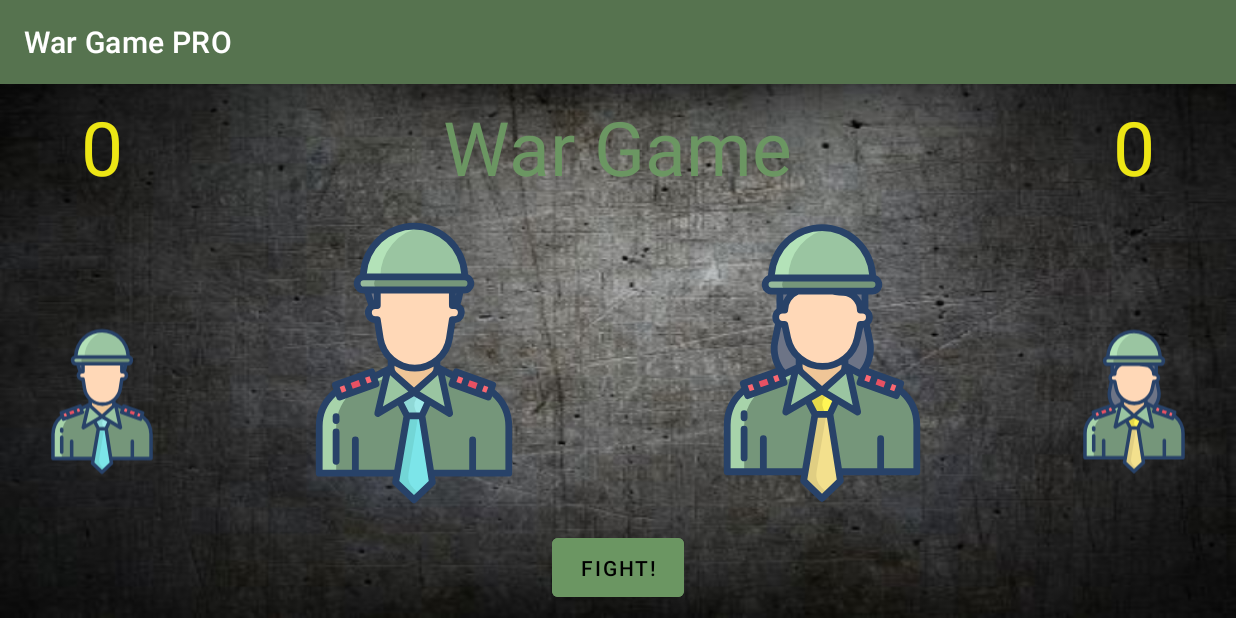
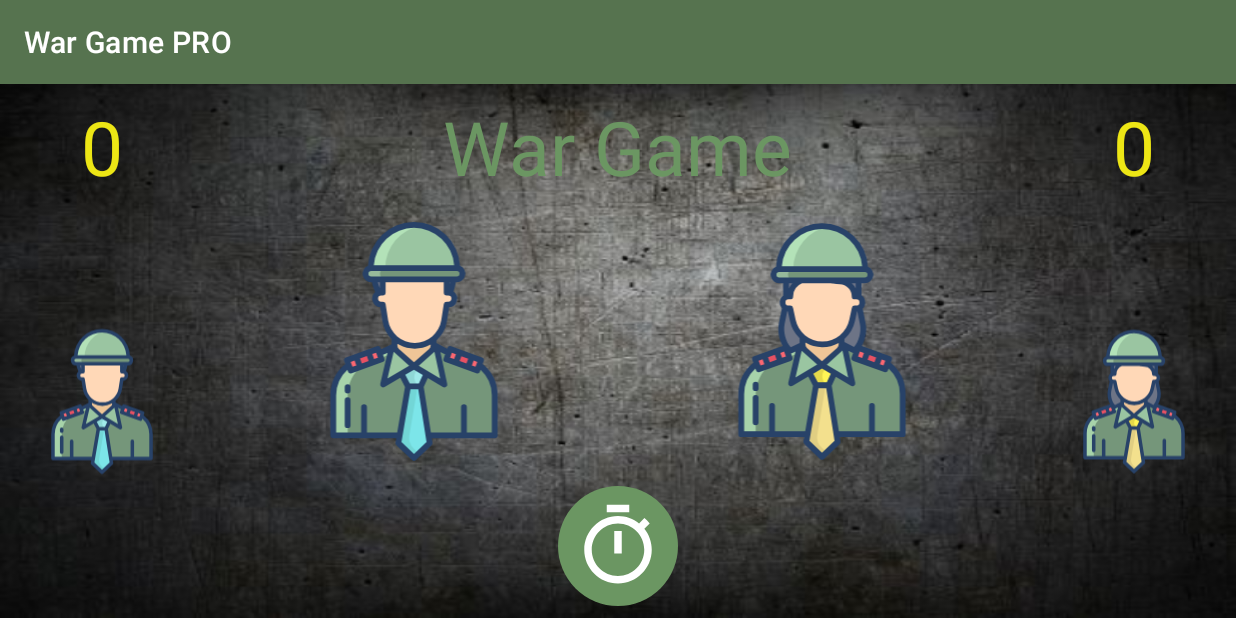
Before and after one commit to danielmar121/card_game_android, an Android app: the screen it shows after launch (MainActivity), on a phone screen of 824 x 412 dp (held sideways). Run offline under Robolectric (Android 15) with nearby library versions, the phone set to English and light mode, and no system bars.

Commit message:
Change the icon of the play button

```diff
--- a/app/src/main/java/com/daniel/card_game_android/MainActivity.java
+++ b/app/src/main/java/com/daniel/card_game_android/MainActivity.java
@@ -20,7 +20,7 @@ public class MainActivity extends AppCompatActivity {
     Deck warDeck;
     TextView main_LBL_score_player_A, main_LBL_score_player_B;
     ImageView main_IMG_player_A_card, main_IMG_player_B_card;
-    Button main_BTN_play ;
+    ImageView main_BTN_play ;
     private int playerScoreA = 0,  playerScoreB = 0;
 
 
--- /dev/null
+++ b/app/src/main/res/drawable/play_button_background.xml
@@ -0,0 +1,12 @@
+<?xml version="1.0" encoding="utf-8"?>
+<shape xmlns:android="http://schemas.android.com/apk/res/android"
+    android:shape="oval">
+
+    <solid android:color="@color/dark_green_700"/>
+
+    <stroke android:color="@color/white"/>
+
+    <size
+        android:width="80dp"
+        android:height="80dp"/>
+</shape>
--- /dev/null
+++ b/app/src/main/res/drawable/play_button_timer.xml
@@ -0,0 +1,5 @@
+<vector android:height="24dp" android:tint="#FFFFFF"
+    android:viewportHeight="24" android:viewportWidth="24"
+    android:width="24dp" xmlns:android="http://schemas.android.com/apk/res/android">
+    <path android:fillColor="@android:color/white" android:pathData="M15,1L9,1v2h6L15,1zM11,14h2L13,8h-2v6zM19.03,7.39l1.42,-1.42c-0.43,-0.51 -0.9,-0.99 -1.41,-1.41l-1.42,1.42C16.07,4.74 14.12,4 12,4c-4.97,0 -9,4.03 -9,9s4.02,9 9,9 9,-4.03 9,-9c0,-2.12 -0.74,-4.07 -1.97,-5.61zM12,20c-3.87,0 -7,-3.13 -7,-7s3.13,-7 7,-7 7,3.13 7,7 -3.13,7 -7,7z"/>
+</vector>
--- a/app/src/main/res/layout/activity_main.xml
+++ b/app/src/main/res/layout/activity_main.xml
@@ -90,16 +90,17 @@
 
             </LinearLayout>
 
-            <Button
+            <ImageView
                 android:id="@+id/main_BTN_play"
                 android:layout_width="wrap_content"
                 android:layout_height="wrap_content"
-                android:text="@string/fight"
                 android:padding="10dp"
                 android:textColor="@color/black"
-                android:backgroundTint="@color/dark_green_700"
                 android:layout_gravity="center"
-                android:layout_weight="0"/>
+                android:layout_weight="0"
+                android:src="@drawable/play_button_timer"
+                android:background="@drawable/play_button_background"
+                />
 
         </LinearLayout>
 
```
Also changed, not shown: 1 other file.
